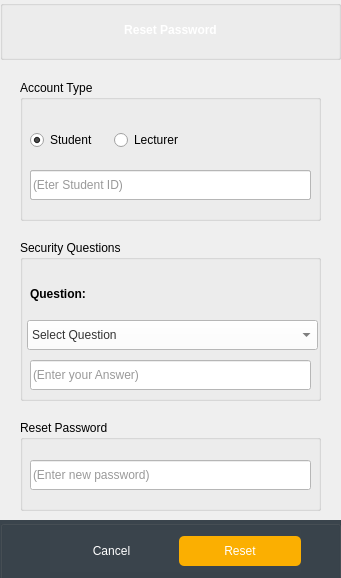
Above: SGS/forgotpassword.ui from 2013110993/SGS before the change. Below: the same form after it.
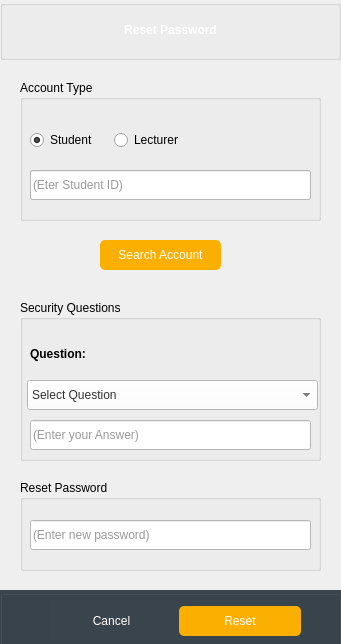
That is the form after the change. Icons and pictures are not drawn.

Patch:
```diff
--- a/SGS/forgotpassword.ui
+++ b/SGS/forgotpassword.ui
@@ -7,7 +7,7 @@
     <x>0</x>
     <y>0</y>
     <width>341</width>
-    <height>578</height>
+    <height>644</height>
    </rect>
   </property>
   <property name="windowTitle">
@@ -17,7 +17,7 @@
    <property name="geometry">
     <rect>
      <x>0</x>
-     <y>520</y>
+     <y>590</y>
      <width>341</width>
      <height>60</height>
     </rect>
@@ -275,7 +275,7 @@
    <property name="geometry">
     <rect>
      <x>20</x>
-     <y>240</y>
+     <y>300</y>
      <width>301</width>
      <height>161</height>
     </rect>
@@ -395,7 +395,7 @@
    <property name="geometry">
     <rect>
      <x>20</x>
-     <y>420</y>
+     <y>480</y>
      <width>301</width>
      <height>91</height>
     </rect>
@@ -433,6 +433,36 @@
     </property>
    </widget>
   </widget>
+  <widget class="QPushButton" name="searchAccountButton">
+   <property name="geometry">
+    <rect>
+     <x>100</x>
+     <y>240</y>
+     <width>121</width>
+     <height>30</height>
+    </rect>
+   </property>
+   <property name="styleSheet">
+    <string notr="true">background:#fbaf01;
+color: #ffffff;
+border:0;
+height:30px;
+border-radius:5px;</string>
+   </property>
+   <property name="text">
+    <string>Search Account</string>
+   </property>
+   <property name="icon">
+    <iconset>
+     <normaloff>:/images/userAdd.png</normaloff>:/images/userAdd.png</iconset>
+   </property>
+   <property name="autoDefault">
+    <bool>false</bool>
+   </property>
+   <property name="default">
+    <bool>false</bool>
+   </property>
+  </widget>
  </widget>
  <resources/>
  <connections/>
```
